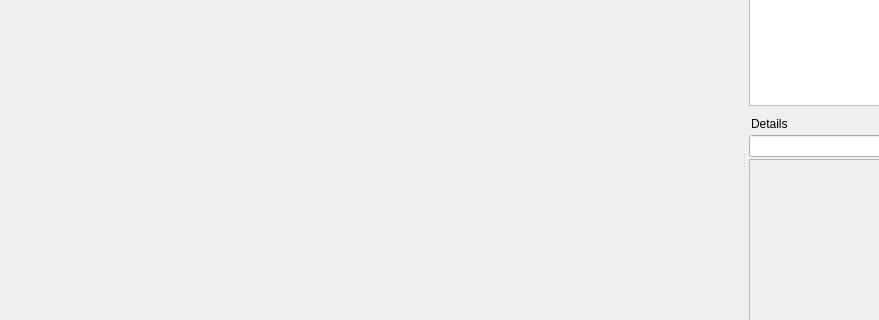
Qt form mainwindow.ui (FredrikEik/Game_Engine_Architecture) before a commit; both pictures show x 0 to 879 and y 246 to 566 of the 1047 by 788 pixel window.
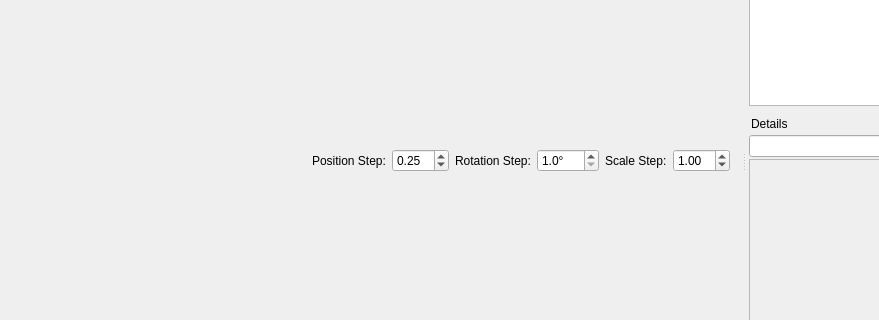
The same form after that commit. Icons and pictures are not drawn.

Commit message: Added more control on how transform in GUI is affected.

```diff
--- a/mainwindow.ui
+++ b/mainwindow.ui
@@ -19,7 +19,84 @@
      <layout class="QVBoxLayout" name="OpenGLLayout"/>
     </item>
     <item>
-     <layout class="QHBoxLayout" name="horizontalLayout"/>
+     <layout class="QHBoxLayout" name="horizontalLayout">
+      <item>
+       <spacer name="horizontalSpacer">
+        <property name="orientation">
+         <enum>Qt::Horizontal</enum>
+        </property>
+        <property name="sizeHint" stdset="0">
+         <size>
+          <width>40</width>
+          <height>20</height>
+         </size>
+        </property>
+       </spacer>
+      </item>
+      <item>
+       <widget class="QLabel" name="label_2">
+        <property name="text">
+         <string>Position Step:</string>
+        </property>
+       </widget>
+      </item>
+      <item>
+       <widget class="QDoubleSpinBox" name="positionStep">
+        <property name="minimum">
+         <double>0.010000000000000</double>
+        </property>
+        <property name="singleStep">
+         <double>0.050000000000000</double>
+        </property>
+        <property name="value">
+         <double>0.250000000000000</double>
+        </property>
+       </widget>
+      </item>
+      <item>
+       <widget class="QLabel" name="label_3">
+        <property name="text">
+         <string>Rotation Step:</string>
+        </property>
+       </widget>
+      </item>
+      <item>
+       <widget class="QDoubleSpinBox" name="rotationStep">
+        <property name="suffix">
+         <string>°</string>
+        </property>
+        <property name="decimals">
+         <number>1</number>
+        </property>
+        <property name="minimum">
+         <double>1.000000000000000</double>
+        </property>
+        <property name="value">
+         <double>1.000000000000000</double>
+        </property>
+       </widget>
+      </item>
+      <item>
+       <widget class="QLabel" name="label">
+        <property name="text">
+         <string>Scale Step:</string>
+        </property>
+       </widget>
+      </item>
+      <item>
+       <widget class="QDoubleSpinBox" name="scaleStep">
+        <property name="minimum">
+         <double>0.010000000000000</double>
+        </property>
+        <property name="singleStep">
+         <double>0.100000000000000</double>
+        </property>
+        <property name="value">
+         <double>1.000000000000000</double>
+        </property>
+       </widget>
+      </item>
+     </layout>
     </item>
    </layout>
   </widget>
```
The commit also changes 2 other files.
